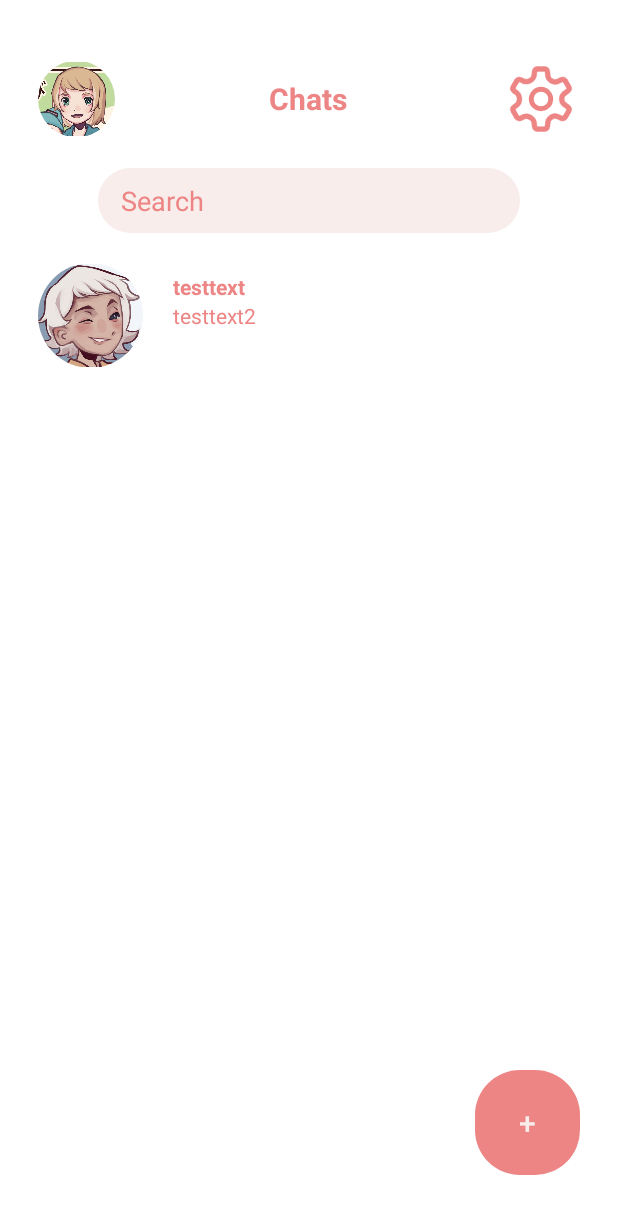
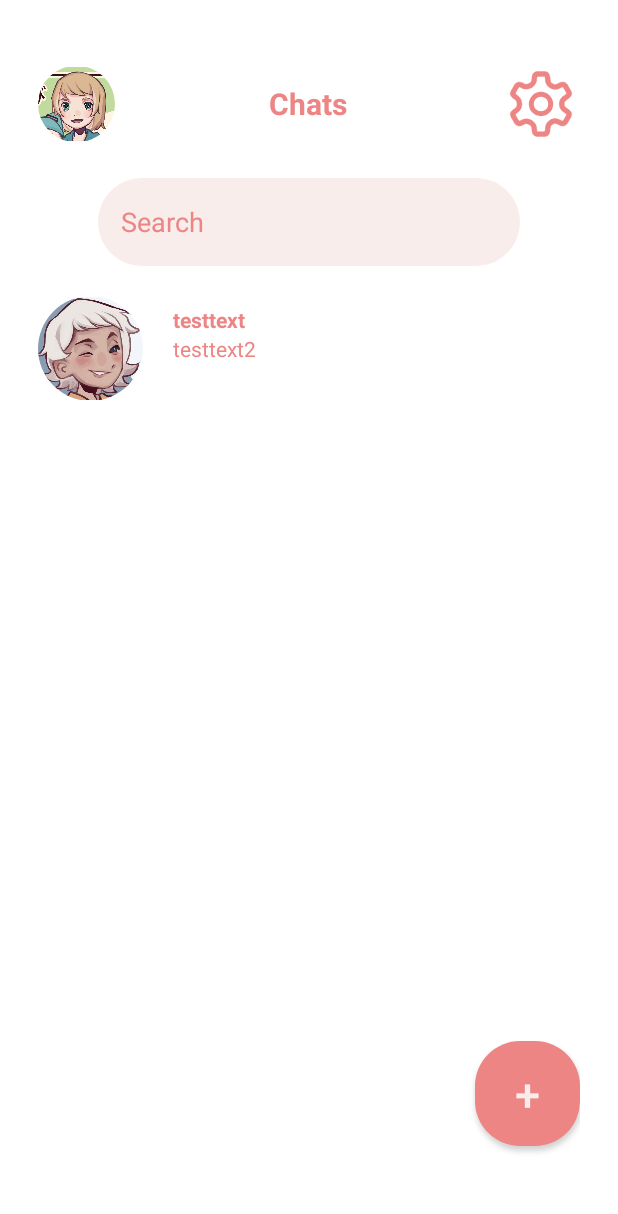
Before and after one commit to qoeru/Character-Chat, an Android app: the screen it shows after launch (MainActivity), on a phone screen of 412 x 824 dp. Shown: the top 1214 px of the screen. Run offline under Robolectric (Android 15) with nearby library versions, the phone set to English and light mode, and no system bars.

Commit message:
added logic to buttons

```diff
--- a/app/src/main/AndroidManifest.xml
+++ b/app/src/main/AndroidManifest.xml
@@ -13,6 +13,9 @@
         android:theme="@style/Theme.CharacterChat"
         tools:targetApi="31">
         <activity
+            android:name=".NewCharacter"
+            android:exported="false" />
+        <activity
             android:name=".MainActivity"
             android:exported="true">
             <intent-filter>
--- a/app/src/main/java/com/example/characterchat/MainActivity.java
+++ b/app/src/main/java/com/example/characterchat/MainActivity.java
@@ -2,13 +2,46 @@ package com.example.characterchat;
 
 import androidx.appcompat.app.AppCompatActivity;
 
+import android.content.Intent;
 import android.os.Bundle;
+import android.util.Log;
+import android.view.View;
+import android.widget.Button;
+import android.widget.EditText;
+import android.widget.ImageButton;
+import android.widget.ImageView;
+import android.widget.TextView;
 
 public class MainActivity extends AppCompatActivity {
+
+    private static final String TAG = "MyApp";
+
+    public void startNewCharacterScreen(View view)
+    {
+        Intent intent = new Intent(this, NewCharacter.class);
+        startActivity(intent);
+    }
 
     @Override
     protected void onCreate(Bundle savedInstanceState) {
         super.onCreate(savedInstanceState);
         setContentView(R.layout.activity_main);
+
+        ImageView userPic = (ImageView) findViewById(R.id.UserPic);
+        ImageView characterPic = (ImageView) findViewById(R.id.CharacterAvatar);
+        //text
+        TextView characterName = (TextView) findViewById(R.id.CharacterName);
+        TextView characterMessage = (TextView) findViewById(R.id.CharacterMessage);
+        EditText search = (EditText) findViewById(R.id.search);
+        //buttons
+        Button addNewCharacter = (Button) findViewById(R.id.newCharacterButton);
+        ImageButton settingsButton = (ImageButton) findViewById(R.id.settingIcon);
+
+//        View.OnClickListener listener = v -> Log.i(TAG, "Button clicked!");
+//        addNewCharacter.setOnClickListener(listener);
     }
+
+    //images
+
+
 }
--- a/app/src/main/res/layout/activity_main.xml
+++ b/app/src/main/res/layout/activity_main.xml
@@ -15,12 +15,12 @@
         android:id="@+id/Top"
         android:layout_width="match_parent"
         android:layout_height="0dp"
-        android:layout_weight="0.6"
+        android:layout_weight="0.7"
         android:orientation="horizontal">
 
         <ImageView
             android:foreground="@drawable/fg_round"
-            android:id="@+id/UserAvatar"
+            android:id="@+id/UserPic"
             android:src="@drawable/user"
             android:layout_width="0dp"
             android:layout_height="match_parent"
@@ -61,9 +61,10 @@
 
     <!--search-->
     <EditText
+        android:id="@+id/search"
         android:layout_width="match_parent"
         android:layout_height="0dp"
-        android:layout_weight="0.5"
+        android:layout_weight="0.7"
         android:hint="Search"
         android:paddingLeft="15dp"
 
@@ -131,13 +132,15 @@
         </RelativeLayout>
 
         <Button
-            style="@style/Widget.AppCompat.Button.Borderless"
+            android:id="@+id/newCharacterButton"
             android:layout_width="70dp"
             android:layout_height="70dp"
+            android:onClick="startNewCharacterScreen"
             android:layout_alignParentRight="true"
             android:layout_alignParentBottom="true"
             android:text="+"
-            android:textSize="20dp"
+            android:layout_marginBottom="20dp"
+            android:textSize="30dp"
             android:background="@drawable/bg_round"
             android:textColor="@color/light_pink"
 
```
Also changed, not shown: app/src/main/java/com/example/characterchat/NewCharacter.java (added, +35 -0 lines), app/src/main/res/layout/new_character.xml (+20 -5 lines).
